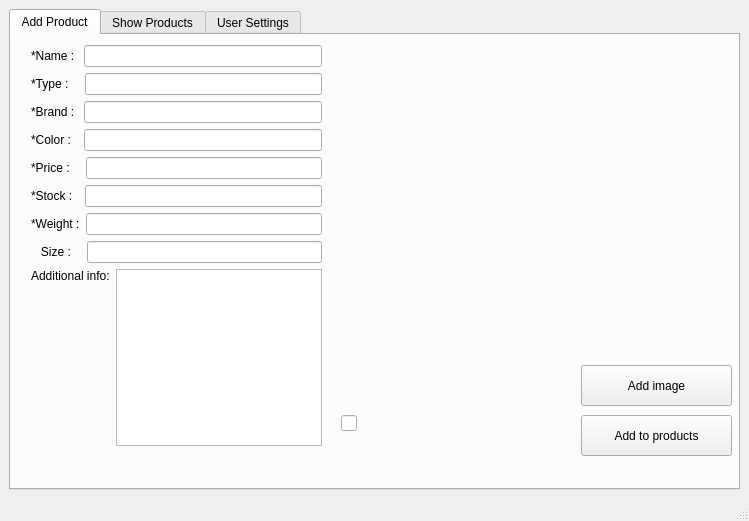
Above: AP/costumer_ui.ui from AP-projects-4001/Guys before the change. Below: the same form after it.
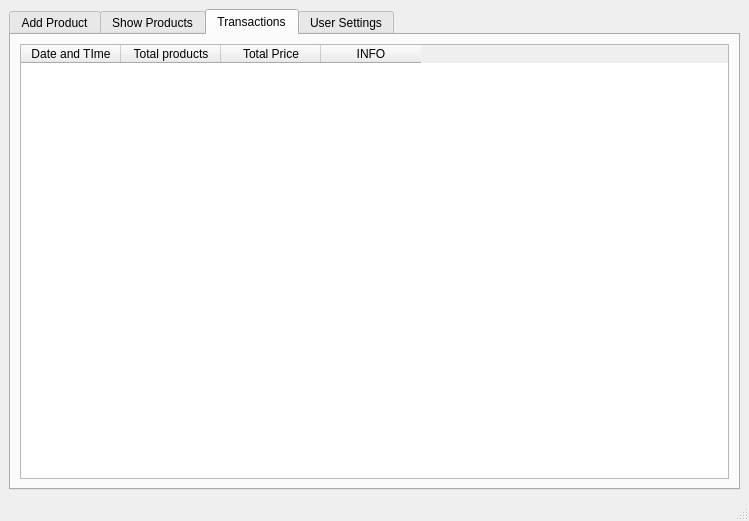
That is the form after the change.

Commit message: Add Transactions Ui for customer and fix bugs

```diff
--- a/AP/costumer_ui.ui
+++ b/AP/costumer_ui.ui
@@ -21,7 +21,7 @@
        <enum>QTabWidget::Rounded</enum>
       </property>
       <property name="currentIndex">
-       <number>0</number>
+       <number>2</number>
       </property>
       <widget class="QWidget" name="tab">
        <attribute name="title">
@@ -301,6 +301,37 @@
         </item>
        </layout>
       </widget>
+      <widget class="QWidget" name="tab_4">
+       <attribute name="title">
+        <string>Transactions</string>
+       </attribute>
+       <layout class="QGridLayout" name="gridLayout_3">
+        <item row="0" column="0">
+         <widget class="QTableWidget" name="transactions_table">
+          <column>
+           <property name="text">
+            <string>Date and TIme</string>
+           </property>
+          </column>
+          <column>
+           <property name="text">
+            <string>Total products</string>
+           </property>
+          </column>
+          <column>
+           <property name="text">
+            <string>Total Price</string>
+           </property>
+          </column>
+          <column>
+           <property name="text">
+            <string>INFO</string>
+           </property>
+          </column>
+         </widget>
+        </item>
+       </layout>
+      </widget>
       <widget class="QWidget" name="tab_3">
        <attribute name="title">
         <string>User Settings</string>
```
The commit also changes 6 other files.
